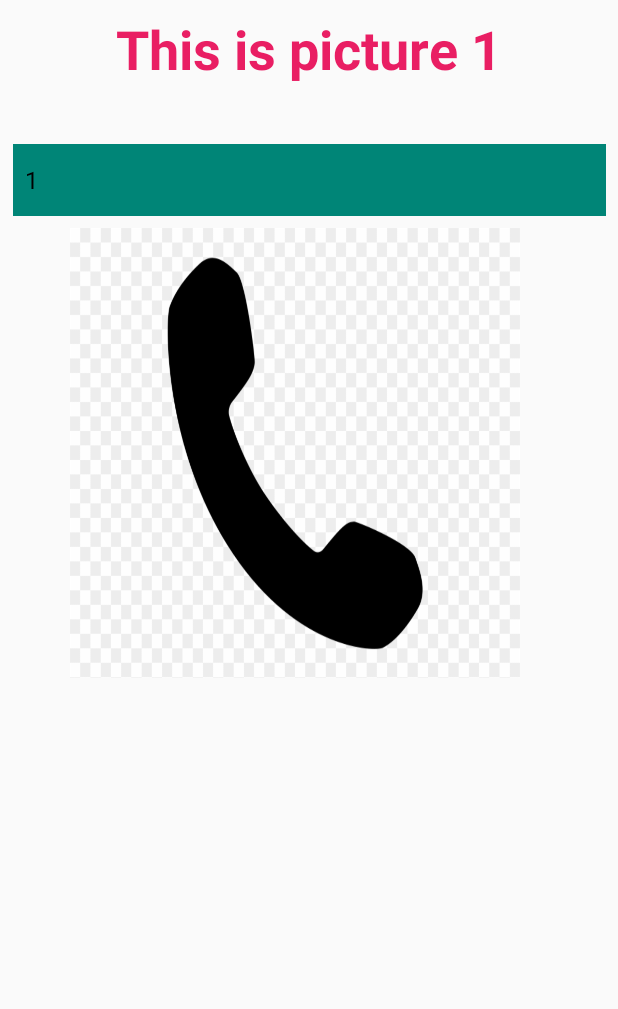
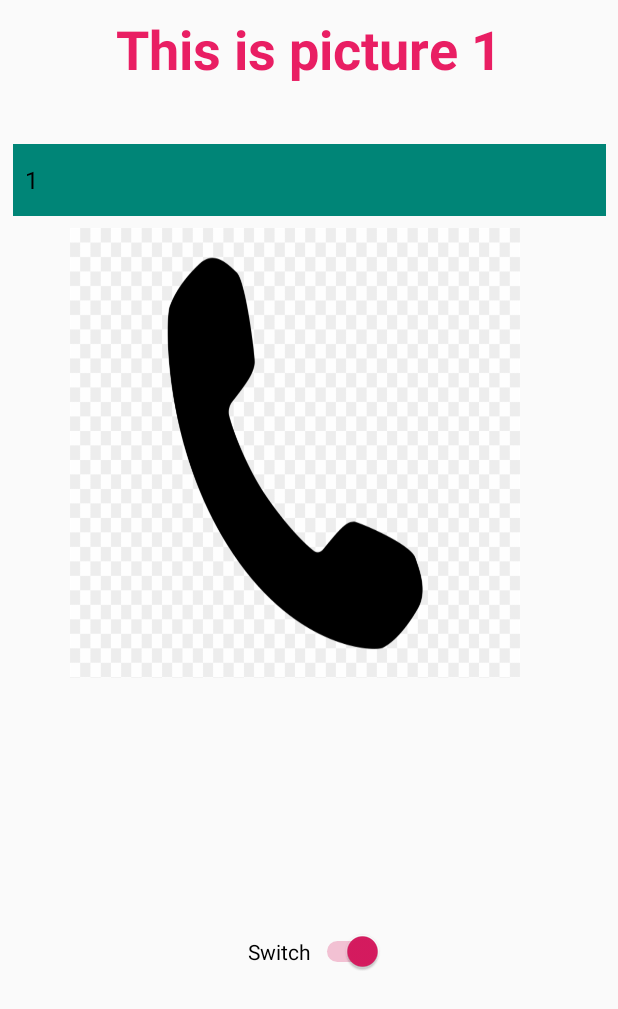
Before and after one commit to abcpower123/HocAndroid, an Android app: the LearnWidget screen opened directly, with no data from a screen before it, on a phone screen of 412 x 824 dp. Shown: the top 1009 px of the screen. Run offline under Robolectric (Android 15) with nearby library versions, the phone set to English and light mode, and no system bars.

Commit message:
finish layout

```diff
--- a/app/src/main/res/layout/activity_learn_widget.xml
+++ b/app/src/main/res/layout/activity_learn_widget.xml
@@ -46,4 +46,18 @@
         app:layout_constraintTop_toBottomOf="@+id/spinner"
         app:srcCompat="@drawable/phone" />
 
+    <Switch
+        android:id="@+id/switch2"
+        android:layout_width="wrap_content"
+        android:layout_height="wrap_content"
+        android:layout_marginStart="8dp"
+        android:layout_marginBottom="8dp"
+        android:checked="true"
+        android:onClick="Switchcl"
+        android:text="Switch"
+        app:layout_constraintBottom_toBottomOf="parent"
+        app:layout_constraintEnd_toEndOf="parent"
+        app:layout_constraintStart_toStartOf="parent"
+        app:layout_constraintTop_toBottomOf="@+id/imgview" />
+
 </androidx.constraintlayout.widget.ConstraintLayout>
```
Also changed, not shown: app/src/main/java/com/aszqsc/layoutandwidget/LearnWidget.java (+14 -1 lines).
